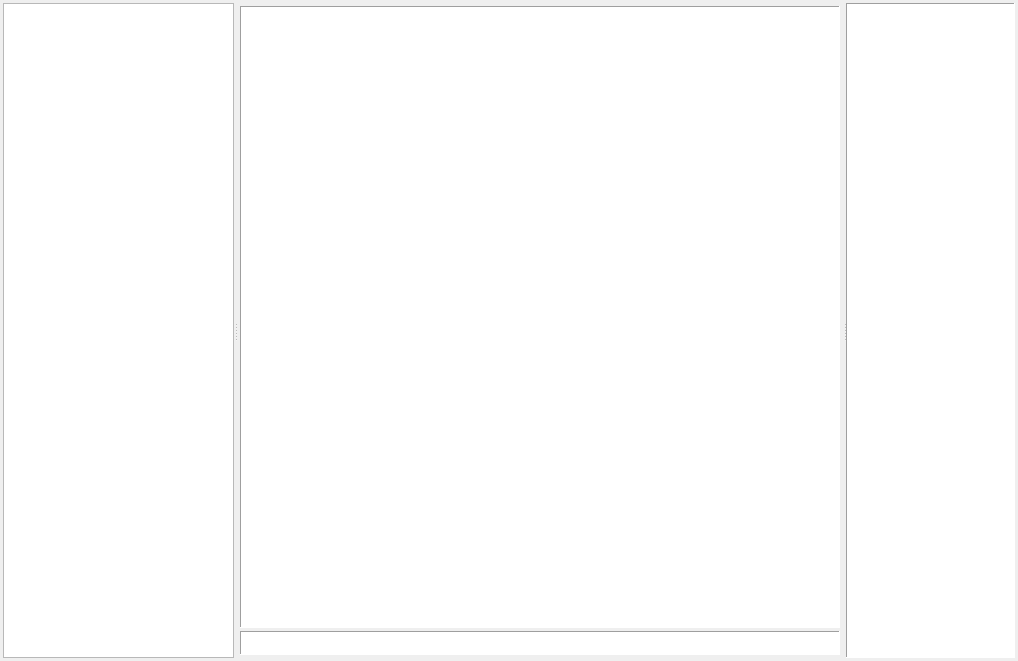
Old version of the form frmMainWindow.ui in the repository OGFilthyCasual/PyRC.
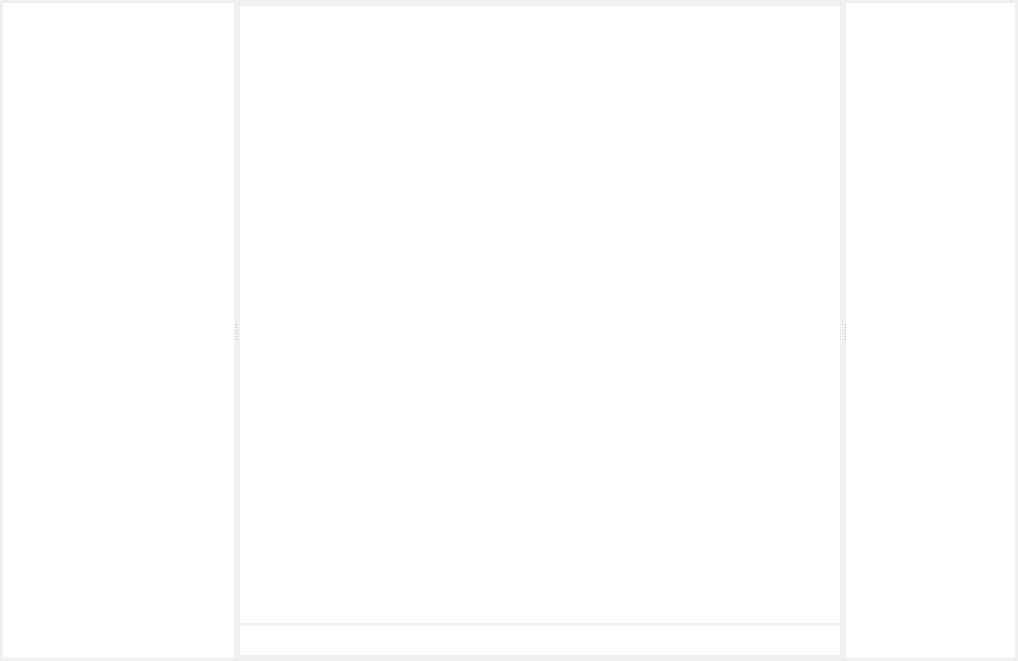
New version of the form.

The edit to the form file:
```diff
--- a/frmMainWindow.ui
+++ b/frmMainWindow.ui
@@ -45,9 +45,23 @@
          <height>16777215</height>
         </size>
        </property>
+       <property name="font">
+        <font>
+         <pointsize>14</pointsize>
+        </font>
+       </property>
+       <property name="focusPolicy">
+        <enum>Qt::NoFocus</enum>
+       </property>
+       <property name="acceptDrops">
+        <bool>false</bool>
+       </property>
        <property name="styleSheet">
         <string notr="true"/>
        </property>
+       <property name="frameShape">
+        <enum>QFrame::NoFrame</enum>
+       </property>
       </widget>
       <widget class="QSplitter" name="splitter2">
        <property name="orientation">
@@ -78,7 +92,7 @@
            <property name="font">
             <font>
              <family>Inconsolata</family>
-             <pointsize>13</pointsize>
+             <pointsize>14</pointsize>
             </font>
            </property>
            <property name="focusPolicy">
@@ -88,7 +102,7 @@
             <string notr="true"/>
            </property>
            <property name="frameShape">
-            <enum>QFrame::Panel</enum>
+            <enum>QFrame::NoFrame</enum>
            </property>
            <property name="frameShadow">
             <enum>QFrame::Sunken</enum>
@@ -100,7 +114,7 @@
             <string>&lt;!DOCTYPE HTML PUBLIC &quot;-//W3C//DTD HTML 4.0//EN&quot; &quot;http://www.w3.org/TR/REC-html40/strict.dtd&quot;&gt;
 &lt;html&gt;&lt;head&gt;&lt;meta name=&quot;qrichtext&quot; content=&quot;1&quot; /&gt;&lt;style type=&quot;text/css&quot;&gt;
 p, li { white-space: pre-wrap; }
-&lt;/style&gt;&lt;/head&gt;&lt;body style=&quot; font-family:'Inconsolata'; font-size:13pt; font-weight:400; font-style:normal;&quot;&gt;
+&lt;/style&gt;&lt;/head&gt;&lt;body style=&quot; font-family:'Inconsolata'; font-size:14pt; font-weight:400; font-style:normal;&quot;&gt;
 &lt;p style=&quot;-qt-paragraph-type:empty; margin-top:0px; margin-bottom:0px; margin-left:0px; margin-right:0px; -qt-block-indent:0; text-indent:0px; font-family:'Anonymous Pro'; font-size:11pt;&quot;&gt;&lt;br /&gt;&lt;/p&gt;&lt;/body&gt;&lt;/html&gt;</string>
            </property>
            <property name="textInteractionFlags">
@@ -109,45 +123,21 @@
           </widget>
          </item>
          <item>
-          <widget class="QPlainTextEdit" name="txtInput">
-           <property name="maximumSize">
-            <size>
-             <width>16777215</width>
-             <height>24</height>
-            </size>
-           </property>
+          <widget class="QLineEdit" name="txtInput">
            <property name="font">
             <font>
              <family>Inconsolata</family>
-             <pointsize>13</pointsize>
+             <pointsize>14</pointsize>
             </font>
            </property>
            <property name="focusPolicy">
             <enum>Qt::StrongFocus</enum>
            </property>
-           <property name="styleSheet">
-            <string notr="true"/>
+           <property name="acceptDrops">
+            <bool>false</bool>
            </property>
-           <property name="frameShape">
-            <enum>QFrame::Panel</enum>
-           </property>
-           <property name="frameShadow">
-            <enum>QFrame::Sunken</enum>
-           </property>
-           <property name="lineWidth">
-            <number>1</number>
-           </property>
-           <property name="verticalScrollBarPolicy">
-            <enum>Qt::ScrollBarAlwaysOff</enum>
-           </property>
-           <property name="horizontalScrollBarPolicy">
-            <enum>Qt::ScrollBarAlwaysOff</enum>
-           </property>
-           <property name="lineWrapMode">
-            <enum>QPlainTextEdit::NoWrap</enum>
-           </property>
-           <property name="cursorWidth">
-            <number>2</number>
+           <property name="frame">
+            <bool>false</bool>
            </property>
           </widget>
          </item>
@@ -175,7 +165,7 @@
         <property name="font">
          <font>
           <family>Inconsolata</family>
-          <pointsize>13</pointsize>
+          <pointsize>14</pointsize>
           <stylestrategy>PreferAntialias</stylestrategy>
          </font>
         </property>
@@ -186,7 +176,7 @@
          <string notr="true"/>
         </property>
         <property name="frameShape">
-         <enum>QFrame::Panel</enum>
+         <enum>QFrame::NoFrame</enum>
         </property>
         <property name="frameShadow">
          <enum>QFrame::Sunken</enum>
```
Left out of the diff: 12 changed lines with no effect on the pictures.
